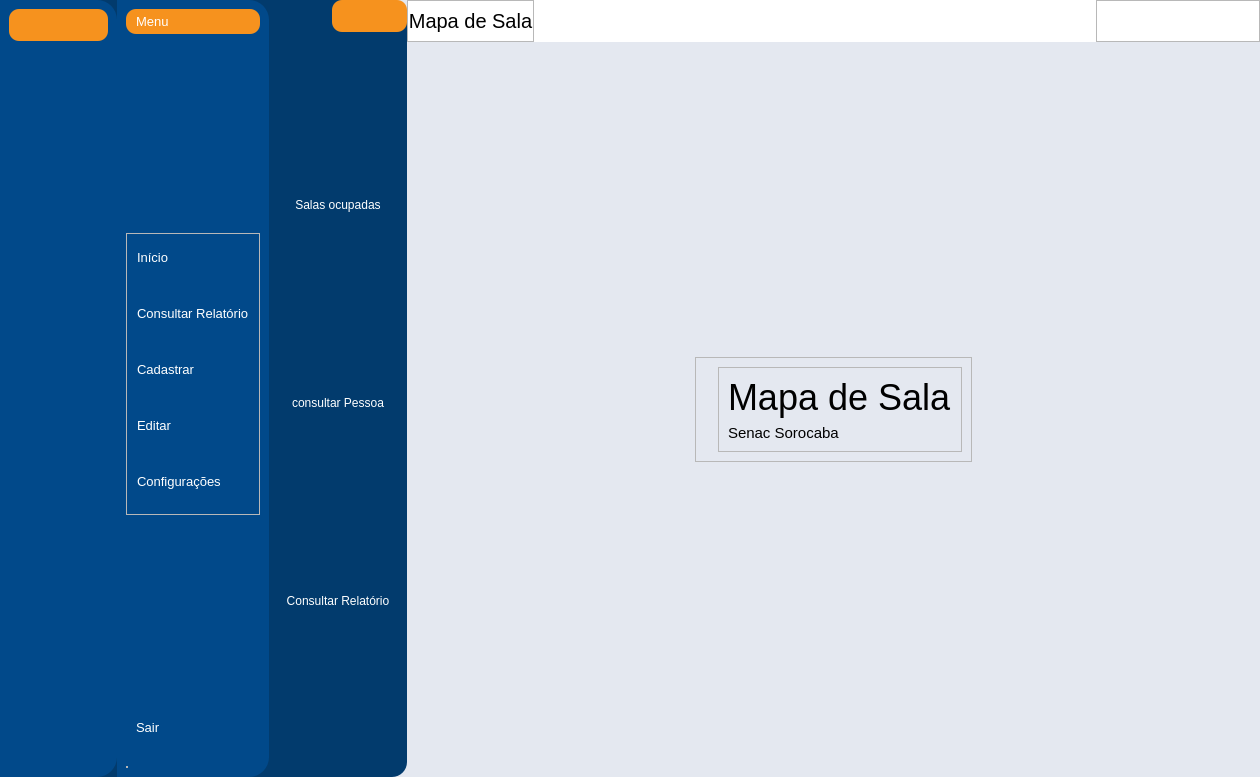
Above: App/view/ui/home.ui from Senac-SOR-ADS/Mapa-de-Sala before the change. Below: the same form after it.
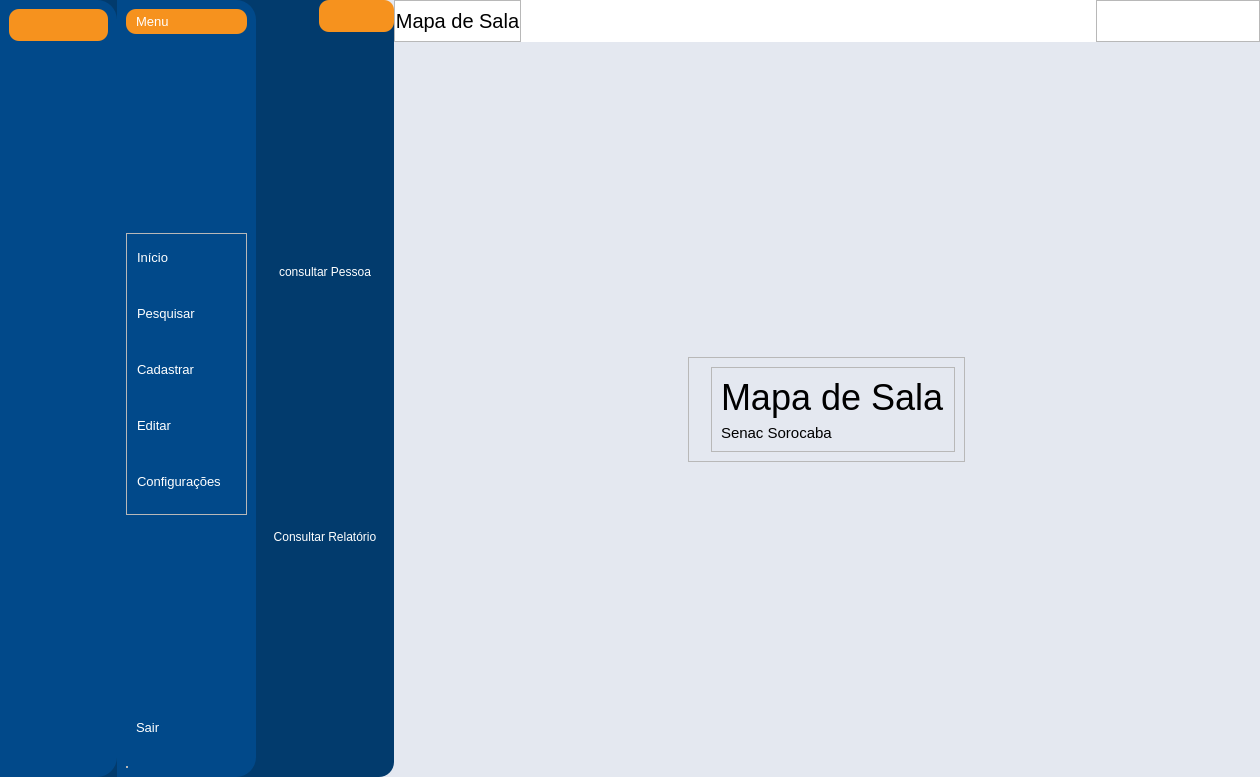
That is the form after the change. The open tabs and pages were chosen to show the change. Icons and pictures are not drawn.

Commit message: Tela pesquisa (#211)

```diff
--- a/App/view/ui/home.ui
+++ b/App/view/ui/home.ui
@@ -635,7 +635,7 @@
                       <string notr="true"/>
                      </property>
                      <property name="text">
-                      <string>Consultar Relatório</string>
+                      <string>Pesquisar</string>
                      </property>
                      <property name="icon">
                       <iconset>
@@ -1171,25 +1171,6 @@
                   </widget>
                   <widget class="QWidget" name="busca">
                    <layout class="QVBoxLayout" name="verticalLayout_9">
-                    <item>
-                     <widget class="QPushButton" name="pushButton_2">
-                      <property name="minimumSize">
-                       <size>
-                        <width>119</width>
-                        <height>56</height>
-                       </size>
-                      </property>
-                      <property name="cursor">
-                       <cursorShape>PointingHandCursor</cursorShape>
-                      </property>
-                      <property name="text">
-                       <string>Salas ocupadas</string>
-                      </property>
-                      <property name="autoExclusive">
-                       <bool>true</bool>
-                      </property>
-                     </widget>
-                    </item>
                     <item>
                      <widget class="QPushButton" name="pushButton_4">
                       <property name="minimumSize">
```
Left out of the diff: 7 changed lines with no effect on the pictures. The commit also changes 7 other files.
